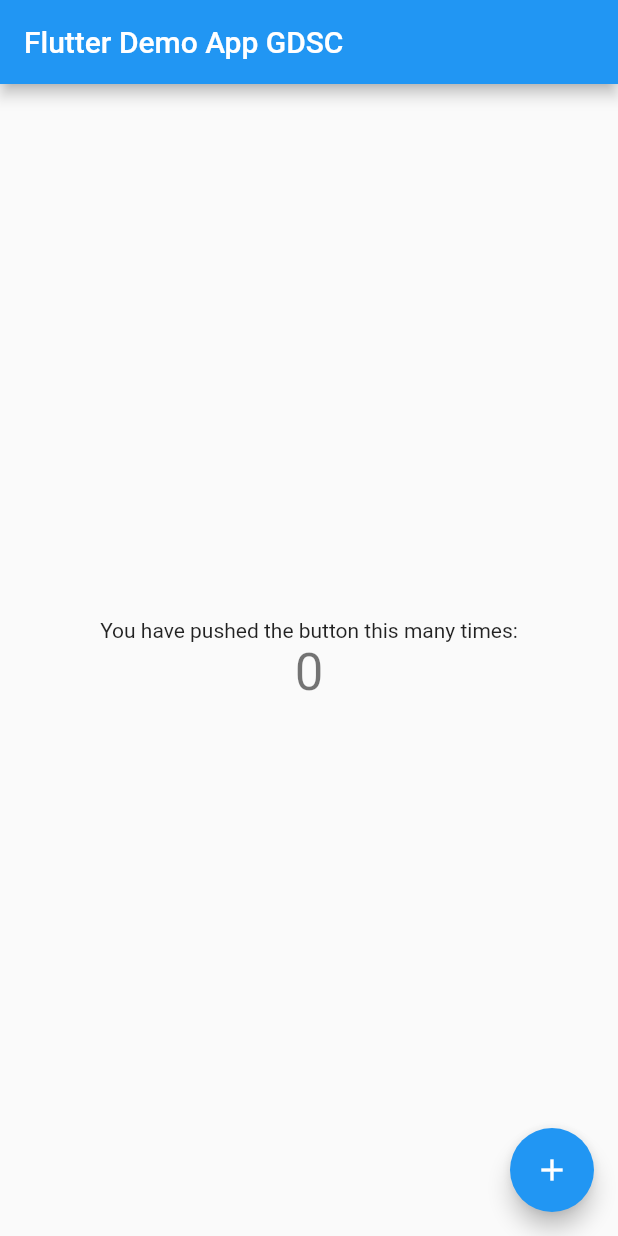
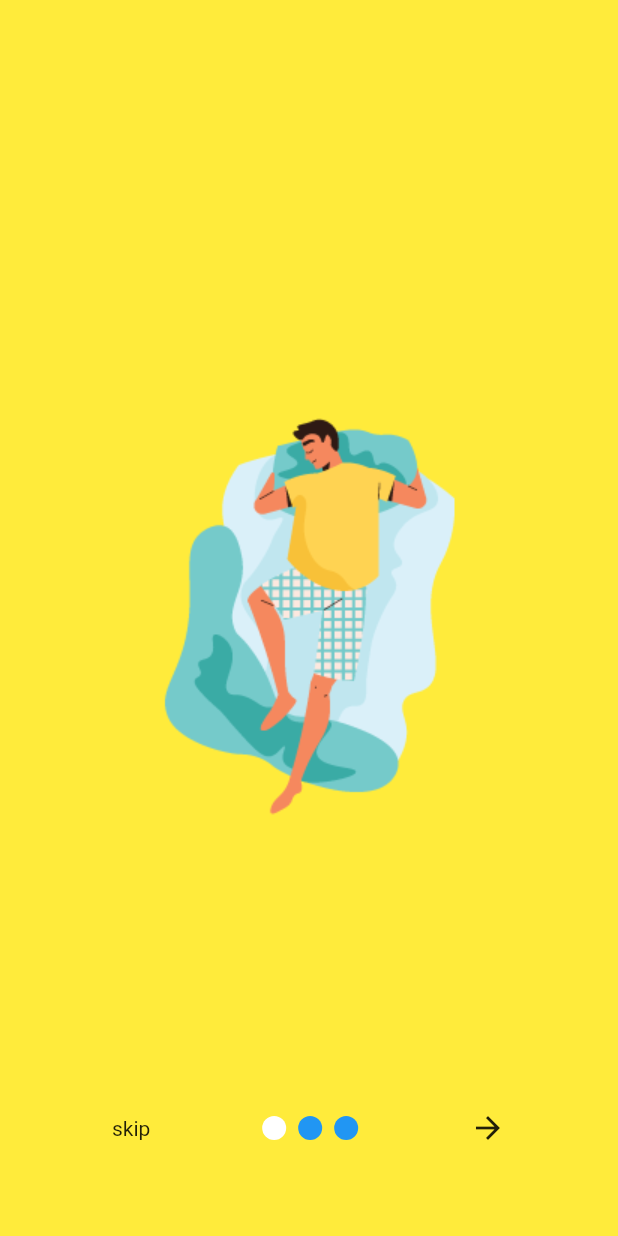
Before and after one commit to BarkaBoss/DSC-Flutter-Todo, a Flutter app: the screen it shows after launch, on a phone screen of 412 x 824 dp. Run offline on Flutter 3.47's test engine with Material 2 defaults, Android fonts, the phone set to English and light mode, and no system bars; drawn by our look-alikes of smooth_page_indicator.

```diff
--- a/lib/main.dart
+++ b/lib/main.dart
@@ -1,3 +1,4 @@
+import 'package:daily_planner/screens/intro_page.dart';
 import 'package:flutter/material.dart';
 
 void main() {
@@ -13,103 +14,9 @@ class MyApp extends StatelessWidget {
     return MaterialApp(
       title: 'Flutter Demo',
       theme: ThemeData(
-        // This is the theme of your application.
-        //
-        // Try running your application with "flutter run". You'll see the
-        // application has a blue toolbar. Then, without quitting the app, try
-        // changing the primarySwatch below to Colors.green and then invoke
-        // "hot reload" (press "r" in the console where you ran "flutter run",
-        // or simply save your changes to "hot reload" in a Flutter IDE).
-        // Notice that the counter didn't reset back to zero; the application
-        // is not restarted.
         primarySwatch: Colors.blue,
       ),
-      home: const MyHomePage(title: 'Flutter Demo App GDSC'),
+      home: IntroPage(),
     );
   }
 }
-
-class MyHomePage extends StatefulWidget {
-  const MyHomePage({super.key, required this.title});
-
-  // This widget is the home page of your application. It is stateful, meaning
-  // that it has a State object (defined below) that contains fields that affect
-  // how it looks.
-
-  // This class is the configuration for the state. It holds the values (in this
-  // case the title) provided by the parent (in this case the App widget) and
-  // used by the build method of the State. Fields in a Widget subclass are
-  // always marked "final".
-
-  final String title;
-
-  @override
-  State<MyHomePage> createState() => _MyHomePageState();
-}
-
-class _MyHomePageState extends State<MyHomePage> {
-  int _counter = 0;
-
-  void _incrementCounter() {
-    setState(() {
-      // This call to setState tells the Flutter framework that something has
-      // changed in this State, which causes it to rerun the build method below
-      // so that the display can reflect the updated values. If we changed
-      // _counter without calling setState(), then the build method would not be
-      // called again, and so nothing would appear to happen.
-      _counter++;
-    });
-  }
-
-  @override
-  Widget build(BuildContext context) {
-    // This method is rerun every time setState is called, for instance as done
-    // by the _incrementCounter method above.
-    //
-    // The Flutter framework has been optimized to make rerunning build methods
-    // fast, so that you can just rebuild anything that needs updating rather
-    // than having to individually change instances of widgets.
-    return Scaffold(
-      appBar: AppBar(
-        // Here we take the value from the MyHomePage object that was created by
-        // the App.build method, and use it to set our appbar title.
-        title: Text(widget.title),
-      ),
-      body: Center(
-        // Center is a layout widget. It takes a single child and positions it
-        // in the middle of the parent.
-        child: Column(
-          // Column is also a layout widget. It takes a list of children and
-          // arranges them vertically. By default, it sizes itself to fit its
-          // children horizontally, and tries to be as tall as its parent.
-          //
-          // Invoke "debug painting" (press "p" in the console, choose the
-          // "Toggle Debug Paint" action from the Flutter Inspector in Android
-          // Studio, or the "Toggle Debug Paint" command in Visual Studio Code)
-          // to see the wireframe for each widget.
-          //
-          // Column has various properties to control how it sizes itself and
-          // how it positions its children. Here we use mainAxisAlignment to
-          // center the children vertically; the main axis here is the vertical
-          // axis because Columns are vertical (the cross axis would be
-          // horizontal).
-          mainAxisAlignment: MainAxisAlignment.center,
-          children: <Widget>[
-            const Text(
-              'You have pushed the button this many times:',
-            ),
-            Text(
-              '$_counter',
-              style: Theme.of(context).textTheme.headlineMedium,
-            ),
-          ],
-        ),
-      ),
-      floatingActionButton: FloatingActionButton(
-        onPressed: _incrementCounter,
-        tooltip: 'Increment',
-        child: const Icon(Icons.add),
-      ), // This trailing comma makes auto-formatting nicer for build methods.
-    );
-  }
-}
--- /dev/null
+++ b/lib/screens/intro_page.dart
@@ -0,0 +1,71 @@
+import 'package:flutter/material.dart';
+import 'package:smooth_page_indicator/smooth_page_indicator.dart';
+
+class IntroPage extends StatefulWidget {
+  const IntroPage({Key? key}) : super(key: key);
+
+  @override
+  State<IntroPage> createState() => _IntroPageState();
+}
+
+class _IntroPageState extends State<IntroPage> {
+
+  PageController _controller = PageController();
+  bool onLastPage = false;
+
+  @override
+  Widget build(BuildContext context) {
+    return Scaffold(
+      body: Stack(children: [
+        PageView(
+          onPageChanged: (index){
+            setState(() {
+              onLastPage = (index == 2);
+              print("$index, $onLastPage");
+            });
+          },
+          controller: _controller,
+          children: [
+            Container(
+              color: Colors.yellow,
+              child: Image.asset("assets/images/sleep.png"),
+            ),
+            Container(
+              color: Colors.yellow,
+              child: Image.asset("assets/images/exercise.png"),
+            ),
+            Container(
+              color: Colors.yellow,
+              child: Image.asset("assets/images/work.png"),
+            ),
+          ],
+        ),
+        Container(
+          alignment: Alignment(0, 0.85),
+          child: Row(
+              mainAxisAlignment: MainAxisAlignment.spaceEvenly,
+              children: [
+              Text("skip"),
+          SmoothPageIndicator(
+            controller: _controller,
+              count: 3,
+              effect: const SwapEffect(
+                  dotColor: Colors.blue,
+                  activeDotColor: Colors.white,
+                type: SwapType.yRotation
+              ),
+          ),
+        onLastPage ?  Text("done")
+            :
+        GestureDetector(
+          onTap: (){
+            _controller.nextPage(duration: Duration(milliseconds: 500), curve: Curves.easeIn);
+          },
+            child: Icon(Icons.arrow_forward))
+      ],
+      ),
+    )])
+    ,
+    );
+  }
+}
--- /dev/null
+++ b/lib/screens/tasks_page.dart
@@ -0,0 +1,18 @@
+import 'package:flutter/material.dart';
+class TasksPage extends StatefulWidget {
+  const TasksPage({Key? key}) : super(key: key);
+
+  @override
+  State<TasksPage> createState() => _TasksPageState();
+}
+
+class _TasksPageState extends State<TasksPage> {
+  @override
+  Widget build(BuildContext context) {
+    return const Scaffold(
+      body: Center(
+        child: Text("To Do"),
+      ),
+    );
+  }
+}
```
